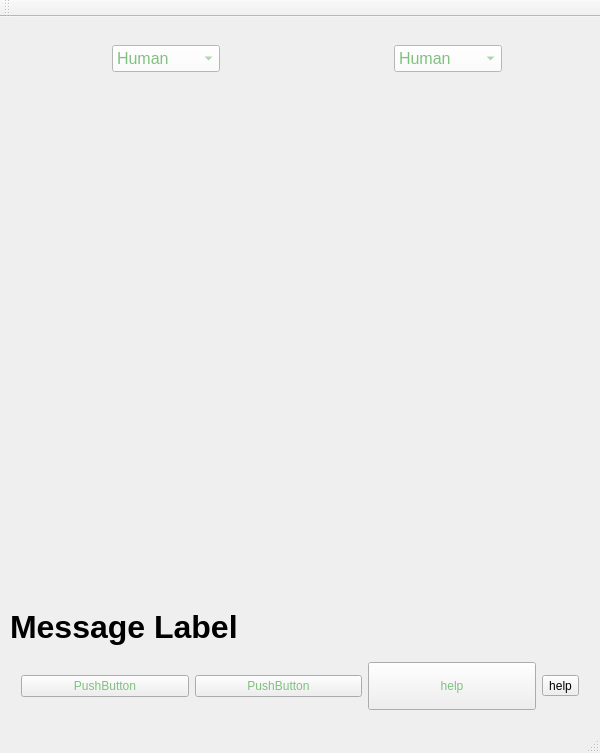
First picture: the form in QtMate/QtMate/MainWindow.ui, repository vivisuke/QtMate, before the edit.
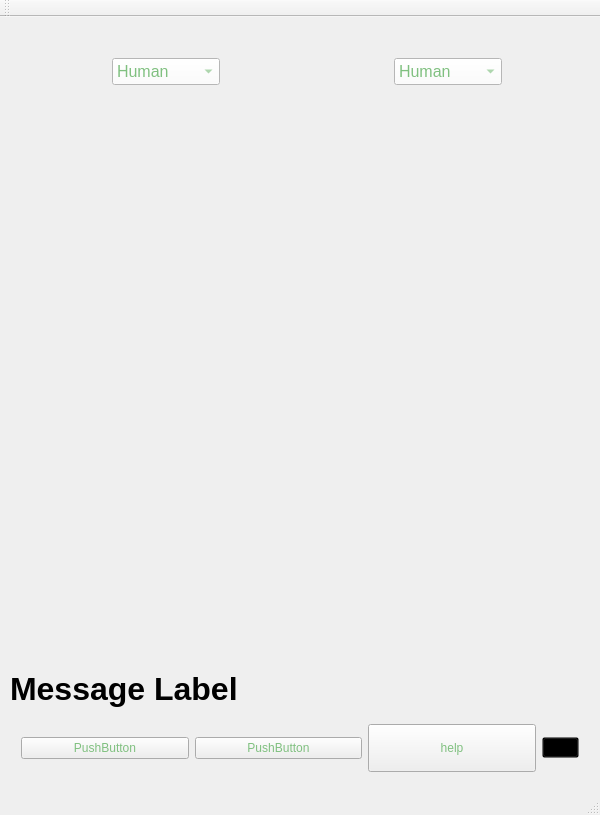
Second picture: the form after the edit. Icons and pictures are not drawn. Custom widgets are drawn as their Qt base class.

What changed in the file:
```diff
--- a/QtMate/QtMate/MainWindow.ui
+++ b/QtMate/QtMate/MainWindow.ui
@@ -7,7 +7,7 @@
     <x>0</x>
     <y>0</y>
     <width>600</width>
-    <height>566</height>
+    <height>815</height>
    </rect>
   </property>
   <property name="windowTitle">
@@ -307,7 +307,7 @@
        <item>
         <widget class="QToolButton" name="toolButton">
          <property name="styleSheet">
-          <string notr="true">color: black;</string>
+          <string notr="true">color: black; background-color: transparent;</string>
          </property>
          <property name="text">
           <string>help</string>
```
